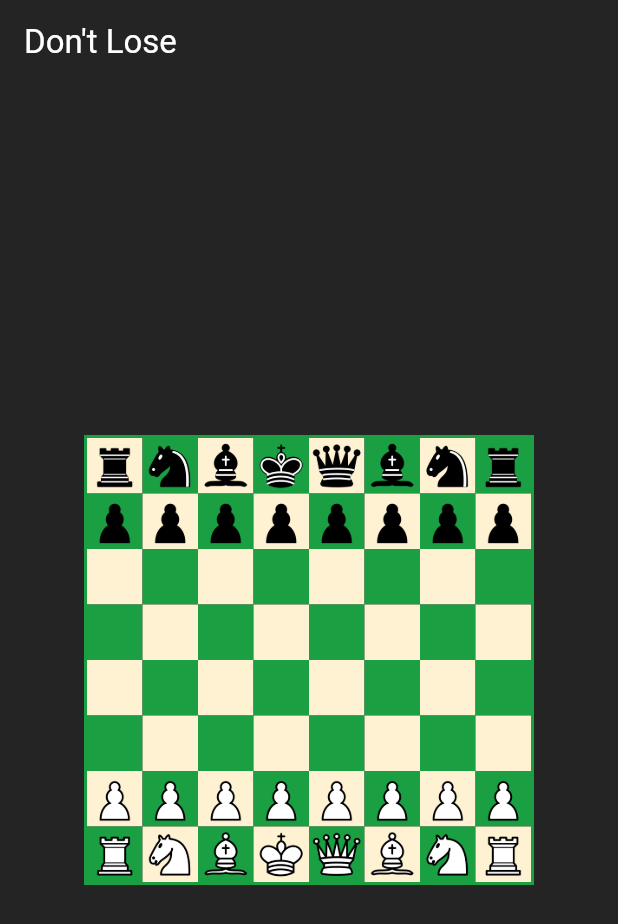
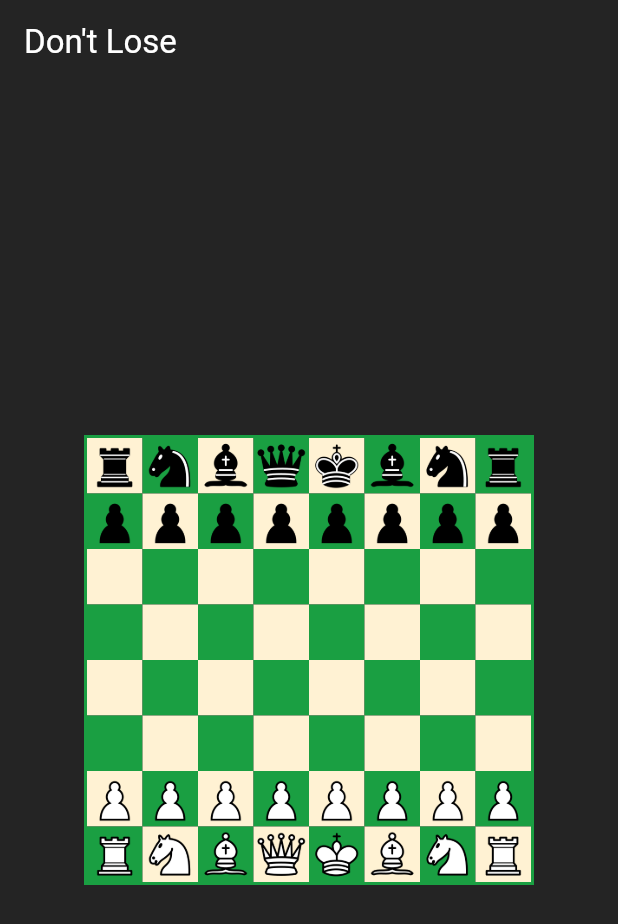
Before and after one commit to flashpaka1/flutter_chess, a Flutter app: the screen it shows after launch, on a phone screen of 412 x 824 dp. Shown: the top 924 px of the screen. Run offline on Flutter 3.47's test engine with Material 3 defaults, Android fonts, the phone set to English and light mode, and no system bars.

Commit message:
fix(position): king and queens position flipped

```diff
--- a/chess_app/lib/main.dart
+++ b/chess_app/lib/main.dart
@@ -131,9 +131,9 @@ List<ChessPiece> pieces = [
   ChessPiece(type: PieceType.bishop, color: PieceColor.black, position: Position(0,2)),
   ChessPiece(type: PieceType.bishop, color: PieceColor.black, position: Position(0,5)),
   // king
-  ChessPiece(type: PieceType.king, color: PieceColor.black, position: Position(0,3)),
+  ChessPiece(type: PieceType.king, color: PieceColor.black, position: Position(0,4)),
   // queen
-  ChessPiece(type: PieceType.queen, color: PieceColor.black, position: Position(0,4)),
+  ChessPiece(type: PieceType.queen, color: PieceColor.black, position: Position(0,3)),
   // white's pieces
   // pawns
   ChessPiece(type: PieceType.pawn, color: PieceColor.white, position: Position(6,0)),
@@ -154,9 +154,9 @@ List<ChessPiece> pieces = [
   ChessPiece(type: PieceType.bishop, color: PieceColor.white, position: Position(7,2)),
   ChessPiece(type: PieceType.bishop, color: PieceColor.white, position: Position(7,5)),
   // king
-  ChessPiece(type: PieceType.king, color: PieceColor.white, position: Position(7,3)),
+  ChessPiece(type: PieceType.king, color: PieceColor.white, position: Position(7,4)),
   // queen
-  ChessPiece(type: PieceType.queen, color: PieceColor.white, position: Position(7,4)),
+  ChessPiece(type: PieceType.queen, color: PieceColor.white, position: Position(7,3)),
 ];
 
 void setState(Null Function() param0) {}
```
